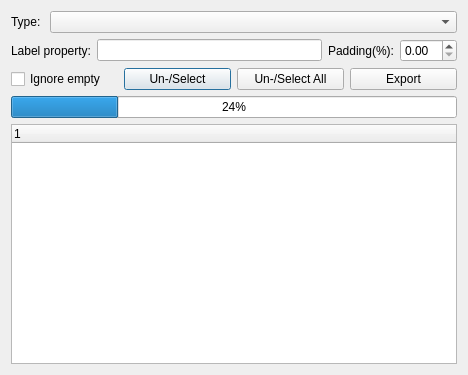
The window that uis/AnnoExporter.ui (looooongChen/IMANNO) describes before a commit, drawn with Qt 5.
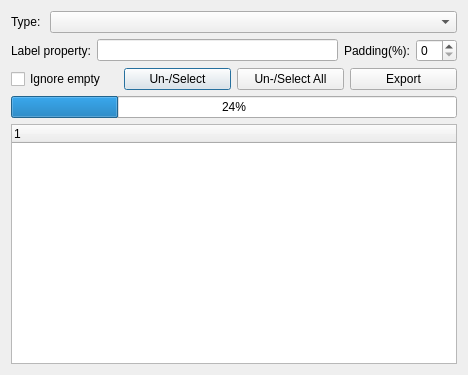
The same window after the commit.

```diff
--- a/uis/AnnoExporter.ui
+++ b/uis/AnnoExporter.ui
@@ -61,7 +61,7 @@
       </widget>
      </item>
      <item>
-      <widget class="QDoubleSpinBox" name="valuePadding"/>
+      <widget class="QSpinBox" name="valuePadding"/>
      </item>
     </layout>
    </item>
```
